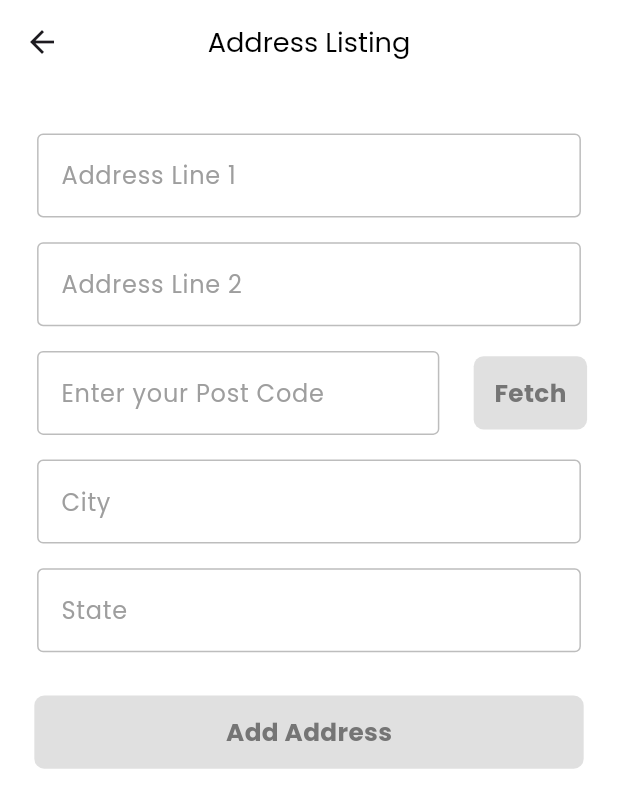
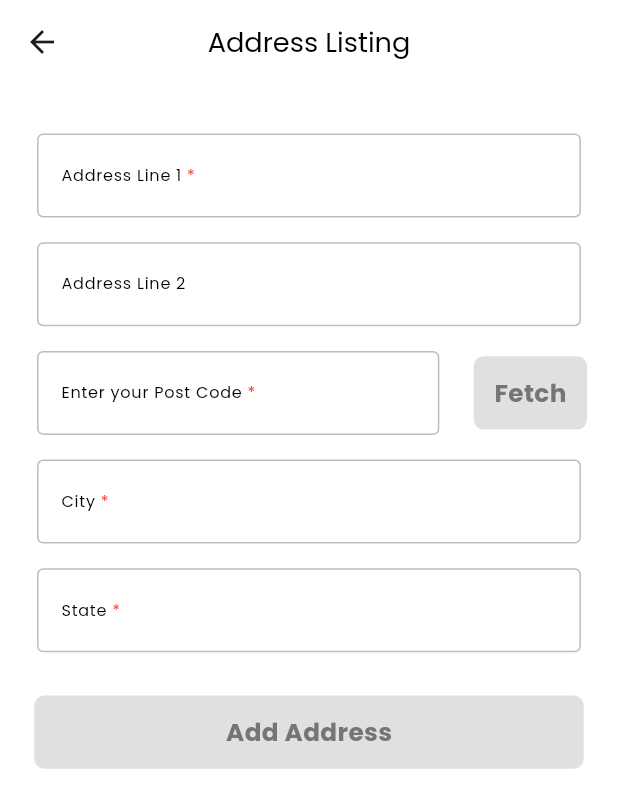
Before and after one commit to ShinasNajeerKoya/Pixel-6, a Flutter app: the AddressEditPage screen opened directly, on a phone screen of 412 x 824 dp. Shown: the top 808 px of the screen. Run offline on Flutter 3.47's test engine with Material 3 defaults, Android fonts, the phone set to English and light mode, and no system bars; our stand-ins replace awesome_notifications, equatable, flutter_bloc, google_fonts, shared_preferences; accounts and stored records are empty.

Commit message:
textfield updated

```diff
--- a/lib/presentation/features/address_edit/address_edit_page.dart
+++ b/lib/presentation/features/address_edit/address_edit_page.dart
@@ -71,6 +71,7 @@ class _AddressEditPageState extends State<AddressEditPage> {
                         CustomTextField(
                           controller: addressBloc.line2AddressController,
                           hintText: AppLocalKeys.addressLine2HintText,
+                          isRequired: false,
                           onChanged: (_) {
                             addressBloc.isAddressEntryValid();
                           },
--- a/lib/presentation/features/customer/customers_listing/customers_listing_page.dart
+++ b/lib/presentation/features/customer/customers_listing/customers_listing_page.dart
@@ -17,6 +17,7 @@ class CustomersListingPage extends StatefulWidget {
 
 class _CustomersListingPageState extends State<CustomersListingPage> {
   late CustomersListingBloc bloc;
+
   @override
   void initState() {
     bloc = provideCustomersListingBloc()..add(LoadCustomersEvent());
--- a/lib/presentation/widgets/custom_textfield.dart
+++ b/lib/presentation/widgets/custom_textfield.dart
@@ -13,6 +13,7 @@ class CustomTextField extends StatelessWidget {
   final Widget? suffixIcon;
   final FocusNode? focusNode;
   final TextInputType? keyboardType;
+  final bool? isRequired;
 
   const CustomTextField({
     super.key,
@@ -26,6 +27,7 @@ class CustomTextField extends StatelessWidget {
     this.suffixIcon,
     this.focusNode,
     this.keyboardType,
+    this.isRequired = true,
   });
 
   @override
@@ -44,6 +46,12 @@ class CustomTextField extends StatelessWidget {
         readOnly: readOnly!,
         keyboardType: keyboardType,
         decoration: InputDecoration(
+          fillColor: Colors.white,
+          filled: true,
+          hintText: hintText,
+          hintStyle: TextStyle(color: Colors.grey[500]),
+          prefixIconConstraints: const BoxConstraints(minWidth: 0, minHeight: 0),
+          suffixIcon: suffixIcon,
           prefixIcon: prefixText != null
               ? Padding(
                   padding: EdgeInsets.symmetric(horizontal: SizeConfig.getWidth(10)),
@@ -53,18 +61,23 @@ class CustomTextField extends StatelessWidget {
                   ),
                 )
               : null,
-          prefixIconConstraints: const BoxConstraints(minWidth: 0, minHeight: 0),
-          suffixIcon: suffixIcon,
           enabledBorder: OutlineInputBorder(
             borderSide: BorderSide(color: Colors.grey.shade400),
           ),
           focusedBorder: const OutlineInputBorder(
             borderSide: BorderSide(color: Colors.grey),
           ),
-          fillColor: Colors.white,
-          filled: true,
-          hintText: hintText,
-          hintStyle: TextStyle(color: Colors.grey[500]),
+          label: Row(
+            mainAxisSize: MainAxisSize.min,
+            children: [
+              CustomText(title: hintText),
+              if (isRequired!)
+                const CustomText(
+                  title: " *",
+                  fontColor: Colors.red,
+                ),
+            ],
+          ),
         ),
       ),
     );
```
